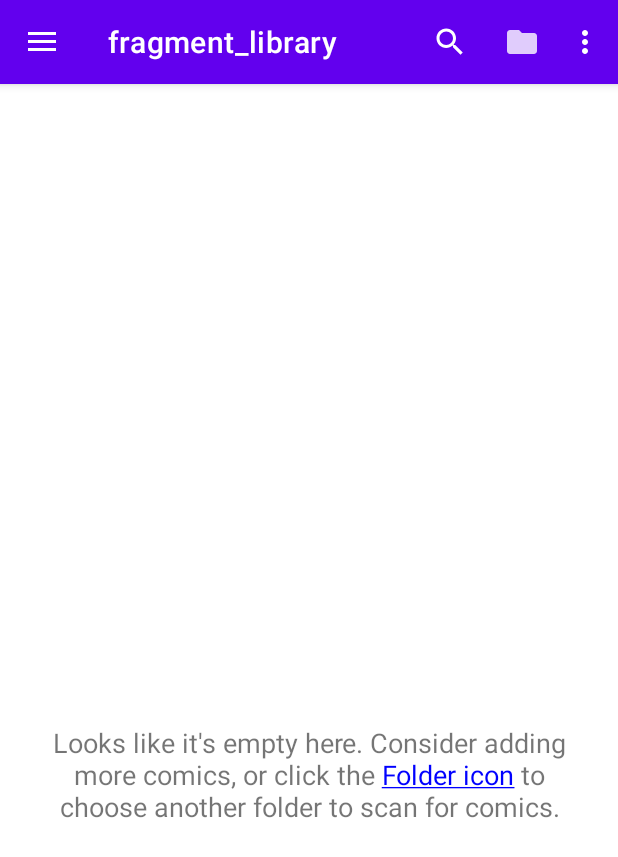
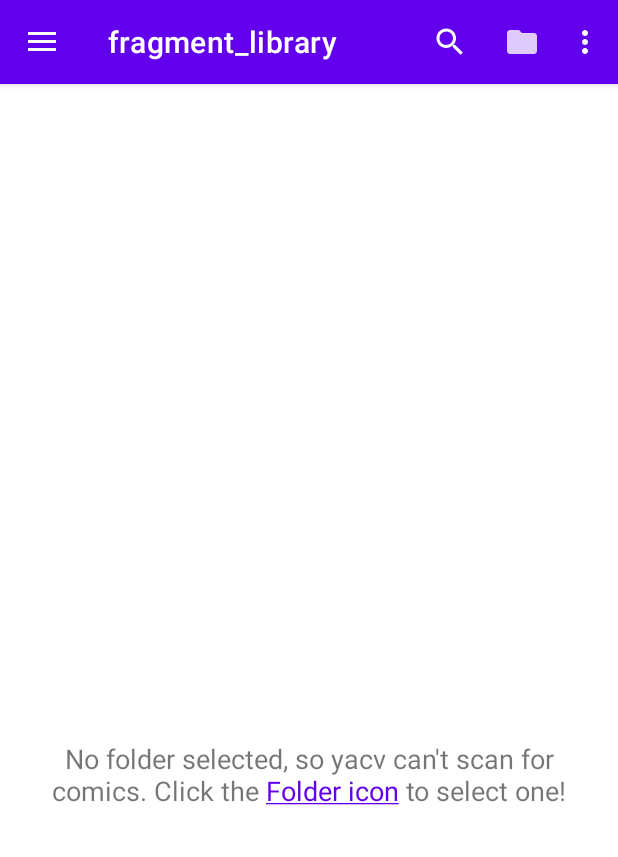
Before and after one commit to nvmnghia/yacv, an Android app: the screen it shows after launch (MainActivity), after a tap on "Select Folder", on a phone screen of 412 x 824 dp. Shown: the top 857 px of the screen. Run offline under Robolectric (Android 15) with nearby library versions, the phone set to English and light mode, and no system bars; our stand-ins replace Dagger/Hilt's generated code, Room's generated code, navigation-ui; libraries missing offline, so code that uses them is left out: androidx.hilt.lifecycle; pictures from the network do not load; 2 statements that could not run were skipped.

Commit message:
feat: rewrite state in `LibraryViewModel`
Before: there's only enum state `textState`.
After: States are stored in variables (e.g. `readPermissionGranted`,...), and when a state is set,
check other state and change `textState` if needed. Code in `LibraryFragment` mostly doesn't change.

Minor fix:
- Refactor text in `LibraryFragment`.
- Cleaning `LibraryFragment` and `LibraryViewModel`

```diff
--- a/app/src/main/java/com/uet/nvmnghia/yacv/ui/library/HandleNoListTextView.kt
+++ b/app/src/main/java/com/uet/nvmnghia/yacv/ui/library/HandleNoListTextView.kt
@@ -1,7 +1,6 @@
 package com.uet.nvmnghia.yacv.ui.library
 
 import android.content.res.Resources
-import android.graphics.Color
 import android.text.SpannableString
 import android.text.Spanned
 import android.text.TextPaint
@@ -15,34 +14,36 @@ import com.uet.nvmnghia.yacv.R
  */
 class HandleNoListTextView {
     companion object {
-        fun noRootFolder(res: Resources, clickCallback: () -> Any): SpannableString {
+        var SPAN_TEXT_COLOR: Int? = null
+
+        fun noRoot(res: Resources, clickCallback: () -> Any): SpannableString {
             return oneSpannableText(
-                res.getString(R.string.no_root_folder_selected),
-                res.getString(R.string.no_root_folder_selected_spannable_part),
+                res.getString(R.string.no_root),
+                res.getString(R.string.no_root_span_part),
                 clickCallback
             )
         }
 
-        fun cannotReadRootFolder(res: Resources, clickCallback: () -> Any): SpannableString {
+        fun haveRootNoPermission(res: Resources, clickCallback: () -> Any): SpannableString {
             return oneSpannableText(
-                res.getString(R.string.cannot_read_root_folder),
-                res.getString(R.string.cannot_read_root_folder_spannable_part),
+                res.getString(R.string.have_root_no_permission),
+                res.getString(R.string.have_root_no_permission_span_part),
                 clickCallback
             )
         }
 
-        fun noReadPermission(res: Resources, clickCallback: () -> Any): SpannableString {
+        fun haveRootNotExist(res: Resources, clickCallback: () -> Any): SpannableString {
             return oneSpannableText(
-                res.getString(R.string.no_read_permission),
-                res.getString(R.string.no_read_permission_spannable_part),
+                res.getString(R.string.have_root_not_exist),
+                res.getString(R.string.have_root_not_exist_span_part),
                 clickCallback
             )
         }
 
-        fun noReadPermissionTwice(res: Resources, clickCallback: () -> Any): SpannableString {
+        fun noReadPermissionForever(res: Resources, clickCallback: () -> Any): SpannableString {
             return oneSpannableText(
-                res.getString(R.string.no_read_permission_twice),
-                res.getString(R.string.no_read_permission_twice_spannable_part),
+                res.getString(R.string.no_read_permission_forever),
+                res.getString(R.string.no_read_permission_forever_span_part),
                 clickCallback
             )
         }
@@ -50,7 +51,7 @@ class HandleNoListTextView {
         fun noComic(res: Resources, clickCallback: () -> Any): SpannableString {
             return oneSpannableText(
                 res.getString(R.string.no_comic),
-                res.getString(R.string.no_comic_spannable_part),
+                res.getString(R.string.no_comic_span_part),
                 clickCallback
             )
         }
@@ -72,7 +73,7 @@ class HandleNoListTextView {
 
                 override fun updateDrawState(ds: TextPaint) {
                     super.updateDrawState(ds)
-                    ds.color = Color.BLUE
+                    ds.color = SPAN_TEXT_COLOR!!
                     ds.isUnderlineText = true
                 }
             }
@@ -84,5 +85,6 @@ class HandleNoListTextView {
 
             return spannableContent
         }
+
     }
 }
--- a/app/src/main/java/com/uet/nvmnghia/yacv/ui/library/LibraryFragment.kt
+++ b/app/src/main/java/com/uet/nvmnghia/yacv/ui/library/LibraryFragment.kt
@@ -28,6 +28,7 @@ import com.uet.nvmnghia.yacv.model.folder.Folder
 import com.uet.nvmnghia.yacv.ui.helper.RecyclerItemClickListener
 import com.uet.nvmnghia.yacv.ui.library.LibraryViewModel.TextState.*
 import com.uet.nvmnghia.yacv.utils.DeviceUtil
+import com.uet.nvmnghia.yacv.utils.ThemeUtils
 import dagger.hilt.android.AndroidEntryPoint
 import javax.inject.Inject
 
@@ -90,6 +91,8 @@ class LibraryFragment : Fragment() {
 
         folderAdapter = FolderAdapter(glide, comicDao)
         NUM_COL = calculateNumberOfColumns()
+
+        HandleNoListTextView.SPAN_TEXT_COLOR = ThemeUtils.getPrimaryColor(requireContext())
     }
 
     override fun onCreateView(
@@ -99,11 +102,6 @@ class LibraryFragment : Fragment() {
         val view = inflater.inflate(R.layout.fragment_library, container, false)
 
         setHasOptionsMenu(true)
-
-        folderPickerLauncher = registerForActivityResult(
-            ActivityResultContracts.OpenDocumentTree()) {
-            viewModel.rescanComics()
-        }
 
         setupListComicFolders(view)
 
@@ -128,7 +126,9 @@ class LibraryFragment : Fragment() {
         appSettingsLauncher = registerForActivityResult(
             ActivityResultContracts.StartActivityForResult()
         ) {
-            isReadPermissionGranted()
+            if (isReadPermissionGranted()) {
+                viewModel.rescanComics(false)
+            }
         }
     }
 
@@ -162,20 +162,20 @@ class LibraryFragment : Fragment() {
      */
     private fun toggleEmptyListText(state: LibraryViewModel.TextState) {
         noListTextView.text = when (state) {
-            NO_ROOT_FOLDER -> {
-                HandleNoListTextView.noRootFolder(
+            NO_ROOT -> {
+                HandleNoListTextView.noRoot(
                     resources, this::changeRootScanFolder)
             }
-            CANNOT_READ_ROOT_FOLDER -> {
-                HandleNoListTextView.cannotReadRootFolder(
+            HAVE_ROOT_NO_PERMISSION -> {
+                HandleNoListTextView.haveRootNoPermission(
+                    resources, this::launchAppSettings)    // If possible, use the normal dialog
+            }
+            HAVE_ROOT_NOT_EXIST -> {
+                HandleNoListTextView.haveRootNotExist(
                     resources, this::changeRootScanFolder)
             }
-            NO_READ_PERMISSION -> {
-                HandleNoListTextView.noReadPermission(
-                    resources, this::launchRequestReadPermission)
-            }
             NO_READ_PERMISSION_FOREVER -> {
-                HandleNoListTextView.noReadPermissionTwice(
+                HandleNoListTextView.noReadPermissionForever(
                     resources, this::launchAppSettings)
             }
             NO_COMIC -> {
@@ -268,19 +268,13 @@ class LibraryFragment : Fragment() {
 
     /**
      * Check if READ_EXTERNAL_STORAGE is granted.
-     * If not granted, call [LibraryViewModel.readPermissionNotGranted].
      */
     private fun isReadPermissionGranted(): Boolean {
-        val granted = ContextCompat.checkSelfPermission(requireActivity(),
+        viewModel.readPermissionGranted = ContextCompat.checkSelfPermission(requireActivity(),
             Manifest.permission.READ_EXTERNAL_STORAGE
         ) == PackageManager.PERMISSION_GRANTED
 
-        when (granted) {
-            true -> viewModel.readPermissionGranted()
-            false -> viewModel.readPermissionNotGranted()
-        }
-
-        return granted
+        return viewModel.readPermissionGranted
     }
 
 
@@ -309,8 +303,7 @@ class LibraryFragment : Fragment() {
         builder
             .setTitle(R.string.yacv_needs_storage)
             .setMessage(R.string.yacv_explain_storage)
-            .setPositiveButton(R.string.ok_allow) { _, _ ->
-                launchRequestReadPermission() }
+            .setPositiveButton(R.string.ok_allow) { _, _ -> launchRequestReadPermission() }
             .setNegativeButton(R.string.deny) { _, _ -> }
         builder.create().show()
     }
@@ -329,12 +322,14 @@ class LibraryFragment : Fragment() {
      * Otherwise, check if Never ask again is tick. If so, call [viewModel].
      */
     private fun handleRequestReadPermissionResult(granted: Boolean) {
+        viewModel.readPermissionGranted = granted
+
         if (granted) {
             launchFolderPicker()
         } else {
             // Check if deny with Never ask again
             if (! shouldShowRequestPermissionRationale(Manifest.permission.READ_EXTERNAL_STORAGE)) {
-                viewModel.readPermissionNotGrantedForever()
+                viewModel.readPermissionDeniedForever = true
             }
         }
     }
@@ -352,7 +347,7 @@ class LibraryFragment : Fragment() {
      * Given the [folderUri] from the picker, pass it to [viewModel].
      */
     private fun handleFolderPickerResult(folderUri: Uri?) {
-        folderUri?.let { viewModel.changeRootFolder(it) }
+        folderUri?.let { viewModel.rootFolderUri = it }
     }
 
     /**
--- a/app/src/main/java/com/uet/nvmnghia/yacv/ui/library/LibraryViewModel.kt
+++ b/app/src/main/java/com/uet/nvmnghia/yacv/ui/library/LibraryViewModel.kt
@@ -1,8 +1,12 @@
 package com.uet.nvmnghia.yacv.ui.library
 
+import android.Manifest
 import android.app.Application
 import android.content.Context
+import android.content.pm.PackageManager
 import android.net.Uri
+import android.util.Log
+import androidx.core.content.ContextCompat
 import androidx.documentfile.provider.DocumentFile
 import androidx.hilt.lifecycle.ViewModelInject
 import androidx.lifecycle.AndroidViewModel
@@ -12,7 +16,6 @@ import com.uet.nvmnghia.yacv.R
 import com.uet.nvmnghia.yacv.model.folder.Folder
 import com.uet.nvmnghia.yacv.model.folder.FolderRepository
 import com.uet.nvmnghia.yacv.utils.Constants
-import com.uet.nvmnghia.yacv.utils.FileUtils
 
 
 /**
@@ -33,99 +36,146 @@ class LibraryViewModel @ViewModelInject constructor(
     private val sharedPref = application.getSharedPreferences(
         application.resources.getString(R.string.preference_file_key), Context.MODE_PRIVATE)
 
-    // Initialization DOES NOT call custom setter.
-    private var rootFolderUri: Uri? = null
-        set(newRootFolderUri) {
-            field = newRootFolderUri
-
-            textState.value = field.let {
-                when {
-                    it == null || it.toString().isEmpty() -> TextState.NO_ROOT_FOLDER
-                    ! FileUtils.canReadTree(getApplication(), it) -> TextState.CANNOT_READ_ROOT_FOLDER
-                    else -> {
-                        scanComics(deep = true, truncateOld = true)
-                        TextState.NO_TEXT
-                    }
+    var rootFolderUri: Uri? = sharedPref.getString(Constants.SHPREF_ROOT_FOLDER, null)?.let { Uri.parse(it) }
+        set(uri) {
+            if (field == uri) {
+                rescanComics(true)
+            } else {
+                field = uri
+                scanComics(deep = true, truncateOld = true)
+                with(sharedPref.edit()) {
+                    putString(Constants.SHPREF_ROOT_FOLDER, uri.toString())
+                    apply()
                 }
             }
-
-            // Upon initialization, the SharedPreference is written back unnecessarily.
-            with(sharedPref.edit()) {
-                putString(Constants.SHPREF_ROOT_FOLDER, field.toString())
-                apply()
-            }
+            rootFolderSelected = uri != null
         }
-
 
     // ViewModel communicates with View by LiveData, instead of direct control
     val folders: LiveData<List<Folder>> = folderRepo.getFolders()
 
+
+    //================================================================================
+    // Text state
+    //================================================================================
+
     /**
-     * State for the text if list comic folders is not displayed.
+     * Whether the read permission is granted.
      */
-    val textState =                      // https://developer.android.com/topic/libraries/architecture/viewmodel#implement
+    var readPermissionGranted: Boolean = false    // Meaningless initial value to use var with custom setter
+        // A custom getter can guarantee to be always correct by checking directly
+        // but it seems to be expensive
+        // Manually check & set seems to be a reasonable choice
+        // TODO: compare with custom getter
+        set(granted) {
+            if (granted) {
+                readPermissionDeniedForever = false
+
+                when {
+                    !rootFolderSelected -> textState.value = TextState.NO_ROOT
+                    !rootFolderExists -> textState.value = TextState.HAVE_ROOT_NOT_EXIST
+//                    folders.value?.isEmpty() == true -> TextState.NO_COMIC
+//                    else -> TextState.NO_TEXT
+                    else -> {
+                        if (field != granted) {
+                            rescanComics(false)
+                            Log.w("yacv", "Rescan triggered by flip readPermissionGranted to true")
+                        }
+                    }
+                }
+            } else {
+                if (rootFolderExists) {
+                    textState.value = TextState.HAVE_ROOT_NO_PERMISSION
+                }
+            }
+
+            field = granted
+        }
+
+    /**
+     * Whether the Never ask again box is checked.
+     * As there's no reliable way to check this, it is persisted.
+     */
+    var readPermissionDeniedForever: Boolean = sharedPref.getBoolean(Constants.SHPREF_READ_PERMISSION_DENIED_FOREVER, false)
+        set(deniedForever) {
+            field = deniedForever
+
+            with(sharedPref.edit()) {
+                putBoolean(Constants.SHPREF_READ_PERMISSION_DENIED_FOREVER, deniedForever)
+                apply()
+            }
+
+            if (deniedForever) {
+                textState.value = TextState.NO_READ_PERMISSION_FOREVER
+            }
+        }
+
+    /**
+     * Whether a folder is selected as root.
+     */
+    private var rootFolderSelected: Boolean = false    // Meaningless initial value to use var with custom setter
+        set(selected) {
+            field = selected
+
+            if (!selected && !readPermissionDeniedForever) {
+                textState.value = TextState.NO_ROOT
+            }
+
+            rootFolderExists = true
+        }
+
+    /**
+     * Whether the selected root folder can be read.
+     */
+    private var rootFolderExists = false
+        set(exist) {
+            field = exist
+
+            if (!exist && rootFolderSelected && readPermissionGranted) {
+                textState.value = TextState.HAVE_ROOT_NOT_EXIST
+            }
+        }
+
+    /**
+     * Enum for all possible states of the text if list folders is not displayed.
+     */
+    enum class TextState {
+        // List displayed normally
+        NO_TEXT,
+
+        // List is not displayed, and text is
+        NO_ROOT,
+        HAVE_ROOT_NO_PERMISSION,       // Had root folder, but cannot read due to revoked permission
+        HAVE_ROOT_NOT_EXIST,           // Had root folder, but cannot find it anymore
+        NO_READ_PERMISSION_FOREVER,    // No more asking
+        NO_COMIC
+    }
+
+    var textState =                      // https://developer.android.com/topic/libraries/architecture/viewmodel#implement
         MediatorLiveData<TextState>()    // ViewModel shouldn't observe LiveData, instead use MediatorLiveData or transformation.
 
+    init {
+        // Initialization order matters
+        rootFolderSelected = rootFolderUri != null
 
-    // Primary constructor.
-    // All init blocks will be merged as one.
-    init {
-        rootFolderUri = Uri.parse(sharedPref.getString(Constants.SHPREF_ROOT_FOLDER, ""))
+        val documentFile = rootFolderUri?.let { DocumentFile.fromTreeUri(getApplication(), it) }
+        rootFolderExists = documentFile?.exists() ?: false
 
-        textState.addSource(folders) {
-            if (it.isEmpty()) {
-                if (textState.value == TextState.NO_TEXT) {
-                    textState.value = TextState.NO_COMIC
-                }
-            } else {
-                if (textState.value == TextState.NO_COMIC) {
-                    textState.value = TextState.NO_TEXT
-                }
+        readPermissionGranted = ContextCompat.checkSelfPermission(getApplication(),
+            Manifest.permission.READ_EXTERNAL_STORAGE) == PackageManager.PERMISSION_GRANTED
+
+        textState.addSource(folders) { newListFolders ->
+            if (readPermissionGranted && rootFolderExists) {
+                textState.value = if (newListFolders.isEmpty()) TextState.NO_COMIC
+                    else TextState.NO_TEXT
             }
         }
     }
 
-    override fun onCleared() {
-        super.onCleared()
-        // Destroy shit here
-    }
 
-    /**
-     * Given an URI, convert it to a native path and assign the result to [rootFolderUri].
-     * If the converted path is the same as [rootFolderUri], only do a quick rescan.
-     */
-    fun changeRootFolder(newFolderUri: Uri) {
-        if (newFolderUri == rootFolderUri) {
-            // rootFolder doesn't change, do a deep rescan then
-            rescanComics(true)
-        } else {
-            // Rescan & shit is done inside setter
-            rootFolderUri = newFolderUri
-        }
-    }
-
-    /**
-     * TODO: Somehow merge these readPermission methods together.
-     */
-    fun readPermissionNotGranted() {
-        if (textState.value != TextState.NO_ROOT_FOLDER) {
-            textState.value = TextState.NO_READ_PERMISSION
-        }
-    }
-
-    fun readPermissionGranted() {
-        if (rootFolderUri == null) {
-            textState.value = TextState.NO_ROOT_FOLDER
-        } else if (folders.value == null || folders.value!!.isEmpty()) {
-            textState.value = TextState.NO_COMIC
-        } else {
-            textState.value = TextState.NO_TEXT
-        }
-    }
-
-    fun readPermissionNotGrantedForever() {
-        textState.value = TextState.NO_READ_PERMISSION_FOREVER
-    }
+    //================================================================================
+    // Other functions
+    //================================================================================
 
     /**
      * A wrapper for ComicRepository's scanComics().
@@ -147,13 +197,8 @@ class LibraryViewModel @ViewModelInject constructor(
         scanComics(deep, truncateOld = false)
     }
 
-    enum class TextState {
-        // List displayed normally
-        NO_TEXT,
-
-        // List is not displayed, and text is
-        NO_ROOT_FOLDER, CANNOT_READ_ROOT_FOLDER, NO_READ_PERMISSION,
-        NO_READ_PERMISSION_FOREVER,    // No more asking
-        NO_COMIC,
+    override fun onCleared() {
+        super.onCleared()
+        // Destroy shit here
     }
 }
--- a/app/src/main/java/com/uet/nvmnghia/yacv/utils/Constants.kt
+++ b/app/src/main/java/com/uet/nvmnghia/yacv/utils/Constants.kt
@@ -3,6 +3,7 @@ package com.uet.nvmnghia.yacv.utils
 
 class Constants {
     companion object {
+        val SHPREF_READ_PERMISSION_DENIED_FOREVER = "READ_PERMISSION_DENIED_FOREVER"
         val SHPREF_ROOT_FOLDER = "ROOT_FOLDER_URI"
     }
 }
--- /dev/null
+++ b/app/src/main/java/com/uet/nvmnghia/yacv/utils/ThemeUtils.kt
@@ -0,0 +1,28 @@
+package com.uet.nvmnghia.yacv.utils
+
+import android.content.Context
+import android.content.res.TypedArray
+import android.util.TypedValue
+import com.uet.nvmnghia.yacv.R
+
+
+class ThemeUtils {
+    companion object {
+        fun getAccentColor(context: Context): Int {
+            return getStyledAttribute(context, R.attr.colorAccent)
+        }
+
+        fun getPrimaryColor(context: Context): Int {
+            return getStyledAttribute(context, R.attr.colorPrimary)
+        }
+
+        private fun getStyledAttribute(context: Context, attributeId: Int): Int {
+            val tv = TypedValue()
+            val ta: TypedArray = context.obtainStyledAttributes(
+                tv.data, intArrayOf(attributeId))
+            val color = ta.getColor(0, 0)
+            ta.recycle()
+            return color
+        }
+    }
+}
--- a/app/src/main/res/values/strings.xml
+++ b/app/src/main/res/values/strings.xml
@@ -11,15 +11,17 @@
     <string name="yacv_explain_storage">yacv needs your permission to read comic in your phone.</string>
     <string name="ok_allow">OK, allow</string>
     <string name="preference_file_key">com.uet.nvmnghia.yacv</string>
-    <string name="no_root_folder_selected">No folder selected to scan for comics. Click the Folder icon to select one.</string>
-    <string name="no_root_folder_selected_spannable_part">Folder icon</string>
-    <string name="cannot_read_root_folder">Selected Folder cannot be read. Either the read permission was revoked, or the folder was deleted. Click the Folder icon to select another one.</string>
-    <string name="cannot_read_root_folder_spannable_part">Folder icon</string>
-    <string name="no_read_permission">Read permission not granted. Click here to grant yacv one.</string>
-    <string name="no_read_permission_spannable_part">Click here</string>
-    <string name="no_comic">Looks like it\'s empty here. Consider adding more comics, or click the Folder icon to choose another folder to scan for comics.</string>
-    <string name="no_comic_spannable_part">Folder icon</string>
+    <string name="no_root">No folder selected, so yacv can\'t scan for comics. Click the Folder icon to select one!</string>
+    <string name="no_root_span_part">Folder icon</string>
+    <string name="have_root_no_permission">yacv is not allowed to read 😿. Click here to allow yacv!</string>
+    <string name="have_root_no_permission_span_part">here</string>
+<!--    <string name="no_root_no_read_permission">yacv is not allowed to read 😿. Click here to allow yacv!</string>-->
+<!--    <string name="no_root_no_read_permission_span_part">Click here</string>-->
+    <string name="no_comic">Looks like it\'s empty here. Consider adding more comics, or click the Folder icon to pick another one for yacv.</string>
+    <string name="no_comic_span_part">Folder icon</string>
     <string name="deny">Deny</string>
-    <string name="no_read_permission_twice">yacv has been denied twice. yacv can not read comics. Allow yacv by open Settings and give yacv a chance!</string>
-    <string name="no_read_permission_twice_spannable_part">Settings</string>
+    <string name="no_read_permission_forever">yacv is not allowed to read, forever 😿. Open Settings and give yacv a chance!</string>
+    <string name="no_read_permission_forever_span_part">Settings</string>
+    <string name="have_root_not_exist">yacv had a folder, but can\'t find it anymore (is it deleted?). Give yacv another one by clicking the Folder icon!</string>
+    <string name="have_root_not_exist_span_part">Folder icon</string>
 </resources>
```
Also changed, not shown: app/src/main/java/com/uet/nvmnghia/yacv/utils/FileUtils.kt (+7 -0 lines), 1 other file.
